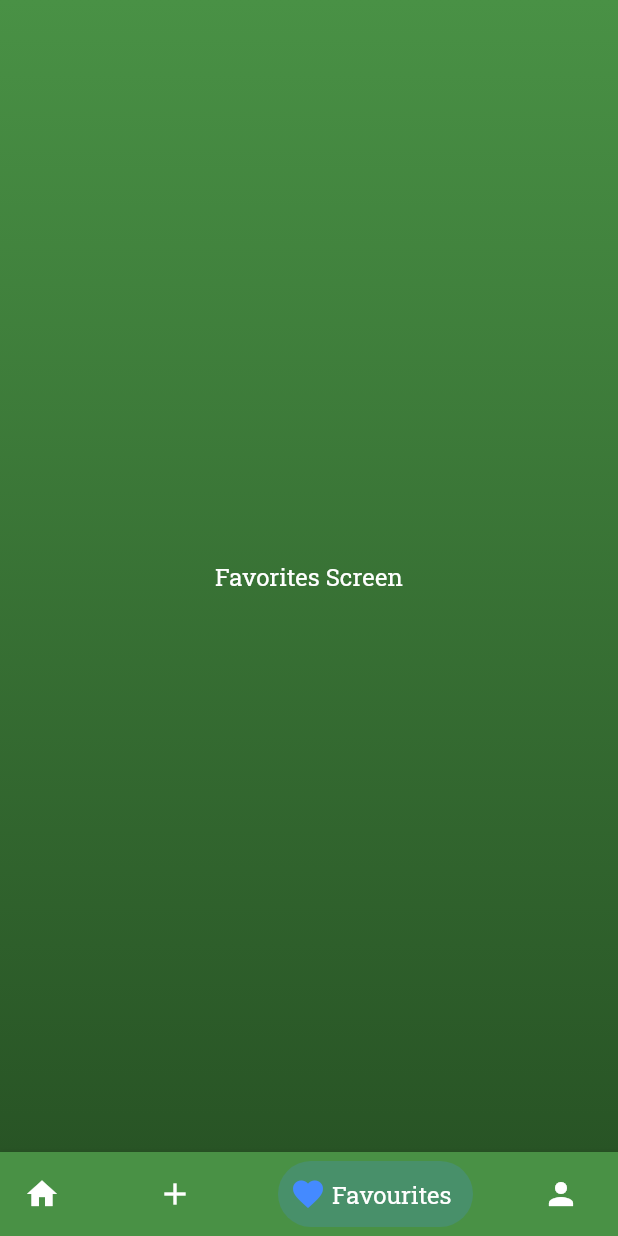
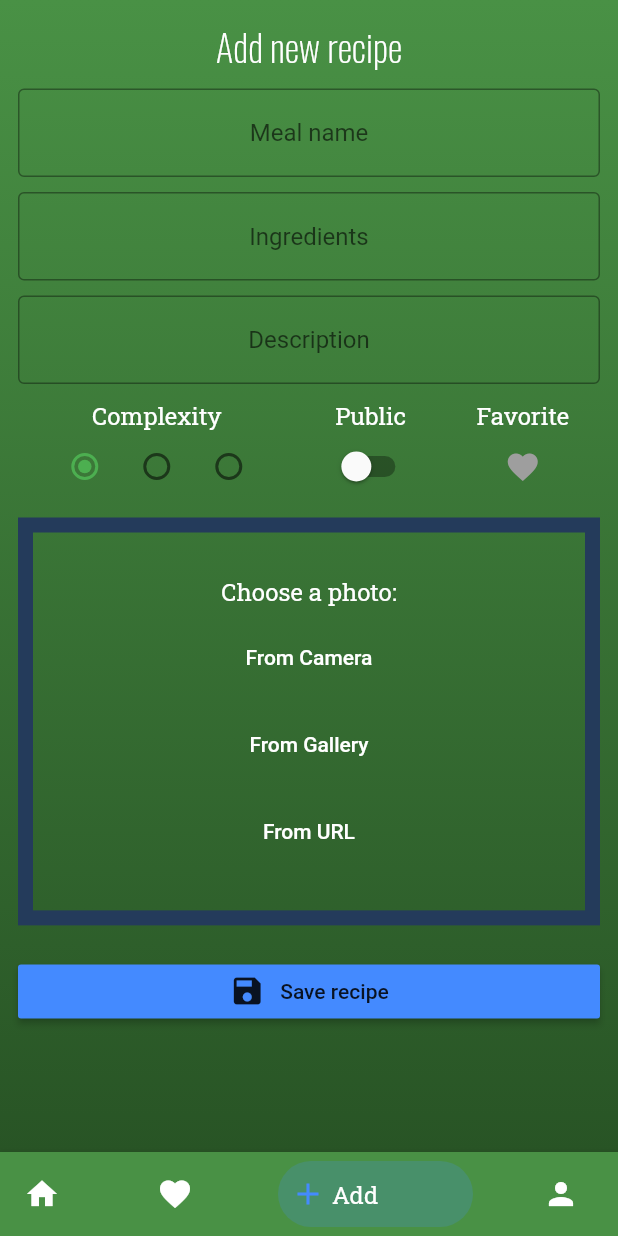
Before and after one commit to MarekRudzki/CookBook, a Flutter app: the MainScreen screen opened directly, swiped to page 3, on a phone screen of 412 x 824 dp. Run offline on Flutter 3.47's test engine with Material 2 defaults, Android fonts, the phone set to English and light mode, and no system bars; drawn by our look-alikes of bottom_navy_bar; our stand-ins replace animated_text_kit, cloud_firestore, firebase_auth, firebase_core, firebase_storage, google_fonts and 2 more; missing offline and left inert: day_night_switcher; accounts and stored records are empty.

Commit message:
Design add recipe screen

```diff
--- a/lib/main.dart
+++ b/lib/main.dart
@@ -1,4 +1,5 @@
 import 'package:cookbook/src/features/account/account_provider.dart';
+import 'package:cookbook/src/features/meals/meals_provider.dart';
 import 'package:cookbook/src/services/hive_services.dart';
 import 'package:flutter/material.dart';
 
@@ -20,11 +21,13 @@ void main() async {
     options: DefaultFirebaseOptions.currentPlatform,
   );
 //TODO add l10n
+//TODO add error handling for offline user with online functions
   runApp(
     MultiProvider(
       providers: [
         ListenableProvider<ThemeProvider>(create: (_) => ThemeProvider()),
         ListenableProvider<AccountProvider>(create: (_) => AccountProvider()),
+        ListenableProvider<MealsProvider>(create: (_) => MealsProvider()),
       ],
       child: Consumer<ThemeProvider>(
         builder: (context, theme, _) {
--- a/lib/src/core/constants.dart
+++ b/lib/src/core/constants.dart
@@ -1,7 +1,7 @@
 import 'package:flutter/material.dart';
 
 Color kLightBlue = const Color(0xFF243B5B);
-Color kDartBlue = const Color(0xFF152238);
+Color kDarkBlue = const Color(0xFF152238);
 Color kLightGreen = const Color.fromARGB(255, 73, 145, 69);
 Color kDarkGreen = const Color.fromARGB(255, 40, 84, 37);
 Color kInactiveNavyBar = const Color.fromARGB(255, 255, 255, 255);
--- a/lib/src/core/theme_provider.dart
+++ b/lib/src/core/theme_provider.dart
@@ -11,7 +11,11 @@ class ThemeProvider with ChangeNotifier {
     primaryColor: Colors.white,
     primaryColorDark: Colors.grey,
     errorColor: Colors.red,
+    backgroundColor: kLightBlue,
     highlightColor: kLightGreen,
+    textButtonTheme: TextButtonThemeData(
+      style: TextButton.styleFrom(backgroundColor: kLightBlue),
+    ),
     textTheme: TextTheme(
       bodyText1: const TextStyle(
         color: Colors.white,
@@ -91,7 +95,7 @@ class ThemeProvider with ChangeNotifier {
   List<Color> getGradient() {
     List<Color> gradientColors;
     if (isDark()) {
-      gradientColors = [kLightBlue, kDartBlue];
+      gradientColors = [kLightBlue, kDarkBlue];
     } else {
       gradientColors = [kLightGreen, kDarkGreen];
     }
--- a/lib/src/domain/models/meal_model.dart
+++ b/lib/src/domain/models/meal_model.dart
@@ -1,12 +1,27 @@
+enum Complexity {
+  simple,
+  challenging,
+  hard,
+}
+
 class MealModel {
   MealModel(
+    this.id,
     this.name,
     this.description,
+    this.ingredients,
     this.imageUrl,
-    this.ingredients,
+    this.mealAuthor,
+    this.isPublic,
+    this.complexity,
   );
+  final String id;
   final String name;
   final String description;
+
+  final String ingredients;
   final String imageUrl;
-  final String ingredients;
+  final String mealAuthor;
+  final String isPublic;
+  final Complexity complexity;
 }
--- a/lib/src/features/main_screen.dart
+++ b/lib/src/features/main_screen.dart
@@ -7,7 +7,7 @@ import 'package:provider/provider.dart';
 import '../core/constants.dart';
 import 'account/account_provider.dart';
 import 'account/screens/account_screen.dart';
-import 'meals/screens/add_item_screen.dart';
+import 'meals/screens/add_recipe_screen.dart';
 import 'meals/screens/favorites_screen.dart';
 import 'meals/screens/home_screen.dart';
 
@@ -80,8 +80,8 @@ class _MainScreenState extends State<MainScreen> {
               },
               children: const [
                 HomeScreen(),
-                AddItemScreen(),
                 FavoritesScreen(),
+                AddRecipeScreen(),
                 AccountScreen(),
               ],
             ),
@@ -101,18 +101,18 @@ class _MainScreenState extends State<MainScreen> {
                     inactiveColor: kInactiveNavyBar,
                   ),
                   BottomNavyBarItem(
-                    icon: const Icon(Icons.add),
+                    icon: const Icon(Icons.favorite),
                     title: Text(
-                      'Add',
+                      'Favourites',
                       style: Theme.of(context).textTheme.bodyText2,
                     ),
                     activeColor: Theme.of(context).highlightColor,
                     inactiveColor: kInactiveNavyBar,
                   ),
                   BottomNavyBarItem(
-                    icon: const Icon(Icons.favorite),
+                    icon: const Icon(Icons.add),
                     title: Text(
-                      'Favourites',
+                      'Add',
                       style: Theme.of(context).textTheme.bodyText2,
                     ),
                     activeColor: Theme.of(context).highlightColor,
--- /dev/null
+++ b/lib/src/features/meals/meals_provider.dart
@@ -0,0 +1,51 @@
+import 'dart:io';
+
+import 'package:cookbook/src/domain/models/meal_model.dart';
+import 'package:flutter/cupertino.dart';
+
+enum PhotoType { camera, gallery, url }
+
+class MealsProvider with ChangeNotifier {
+  //TODO for now its locally, use firestore
+  bool isFavorite = false;
+  bool isPublic = false;
+  PhotoType? selectedPhotoType;
+  File? imageFile;
+  Complexity complexity = Complexity.simple;
+  bool isLoading = false;
+
+  void toggleFavorite() {
+    isFavorite = !isFavorite;
+    notifyListeners();
+  }
+
+  void togglePublic({required bool switchPublic}) {
+    isPublic = switchPublic;
+    notifyListeners();
+  }
+
+  void setComplexity({required Complexity selectedComplexity}) {
+    complexity = selectedComplexity;
+    notifyListeners();
+  }
+
+  void changePhotoType(PhotoType photoType) {
+    selectedPhotoType = photoType;
+    notifyListeners();
+  }
+
+  void removeCurrentPhoto() {
+    selectedPhotoType = null;
+    notifyListeners();
+  }
+
+  void setImage(File image) {
+    imageFile = image;
+    notifyListeners();
+  }
+
+  void toggleLoading() {
+    isLoading = !isLoading;
+    notifyListeners();
+  }
+}
--- /dev/null
+++ b/lib/src/features/meals/screens/add_recipe_screen.dart
@@ -0,0 +1,144 @@
+import 'package:cookbook/src/features/common_widgets/error_handling.dart';
+import 'package:flutter/material.dart';
+
+import '../../../core/theme_provider.dart';
+import '../widgets/add_recipe_meal_characteristics.dart';
+import '../widgets/add_recipe_photo_picker.dart';
+import '../widgets/add_recipe_text_field.dart';
+
+class AddRecipeScreen extends StatefulWidget {
+  const AddRecipeScreen({super.key});
+
+  @override
+  State<AddRecipeScreen> createState() => _AddRecipeScreenState();
+}
+
+class _AddRecipeScreenState extends State<AddRecipeScreen> {
+  late final TextEditingController _mealNameController;
+  late final TextEditingController _descriptionController;
+  late final TextEditingController _ingredientsController;
+  late final TextEditingController _imageUrlController;
+
+  final ThemeProvider _themeProvider = ThemeProvider();
+  final ErrorHandling _errorHandling = ErrorHandling();
+
+  @override
+  void initState() {
+    super.initState();
+    _mealNameController = TextEditingController();
+    _ingredientsController = TextEditingController();
+    _descriptionController = TextEditingController();
+    _imageUrlController = TextEditingController();
+  }
+
+  @override
+  void dispose() {
+    _mealNameController.dispose();
+    _ingredientsController.dispose();
+    _descriptionController.dispose();
+    _imageUrlController.dispose();
+    super.dispose();
+  }
+
+  @override
+  Widget build(BuildContext context) {
+    return Scaffold(
+      body: Container(
+        height: double.infinity,
+        decoration: BoxDecoration(
+          gradient: LinearGradient(
+            colors: _themeProvider.getGradient(),
+            begin: Alignment.topCenter,
+            end: Alignment.bottomCenter,
+          ),
+        ),
+        child: Padding(
+          padding: const EdgeInsets.all(12.0),
+          child: SingleChildScrollView(
+            child: Column(
+              children: [
+                Text(
+                  'Add new recipe',
+                  style: Theme.of(context).textTheme.headline1!.copyWith(
+                        fontSize: 25,
+                      ),
+                ),
+                const SizedBox(
+                  height: 10,
+                ),
+                AddRecipeTextField(
+                  controller: _mealNameController,
+                  textInputAction: TextInputAction.next,
+                  hintText: 'Meal name',
+                ),
+                const SizedBox(
+                  height: 10,
+                ),
+                AddRecipeTextField(
+                  controller: _ingredientsController,
+                  hintText: 'Ingredients',
+                ),
+                const SizedBox(
+                  height: 10,
+                ),
+                AddRecipeTextField(
+                  controller: _descriptionController,
+                  hintText: 'Description',
+                ),
+                const SizedBox(
+                  height: 10,
+                ),
+                const MealCharacteristics(),
+                const SizedBox(
+                  height: 10,
+                ),
+                PhotoPicker(imageUrlController: _imageUrlController),
+                const SizedBox(
+                  height: 10,
+                ),
+                MaterialButton(
+                    color: Theme.of(context).highlightColor,
+                    child: Row(
+                      mainAxisAlignment: MainAxisAlignment.center,
+                      children: [
+                        const Icon(Icons.save),
+                        const SizedBox(
+                          width: 10,
+                        ),
+                        const Text('Save recipe'),
+                      ],
+                    ),
+                    onPressed: () async {
+                      _errorHandling.toggleRecipeLoadingSpinner(context);
+                      await Future.delayed(
+                        const Duration(seconds: 2),
+                      );
+                      FocusManager.instance.primaryFocus?.unfocus();
+                      _errorHandling.toggleRecipeLoadingSpinner(context);
+                    }),
+                const SizedBox(
+                  height: 25,
+                )
+              ],
+            ),
+          ),
+        ),
+      ),
+    );
+  }
+}
+
+
+
+
+
+ // int i = 1;
+
+                      // const LineSplitter ls = LineSplitter();
+                      // final List<String> trys =
+                      //     ls.convert(_descriptionController.text);
+                      // for (var element in trys) {
+                      //   element = '${i}) $element';
+                      //   i++;
+                      //   description.add(element);
+                      // }
--- a/lib/src/features/meals/screens/favorites_screen.dart
+++ b/lib/src/features/meals/screens/favorites_screen.dart
@@ -20,7 +20,7 @@ class FavoritesScreen extends StatelessWidget {
             ),
             child: const Center(
               child: Text(
-                'Favorites Screen',
+                'No favorites yet!',
                 style: TextStyle(
                   color: Colors.white,
                 ),
--- /dev/null
+++ b/lib/src/features/meals/widgets/add_recipe_meal_characteristics.dart
@@ -0,0 +1,100 @@
+import 'package:flutter/material.dart';
+import 'package:provider/provider.dart';
+
+import '../../../domain/models/meal_model.dart';
+import '../meals_provider.dart';
+
+class MealCharacteristics extends StatelessWidget {
+  const MealCharacteristics({
+    super.key,
+  });
+
+  @override
+  Widget build(BuildContext context) {
+    return Consumer<MealsProvider>(
+      builder: (context, meals, child) {
+        final Complexity complexity = meals.complexity;
+        return Row(
+          mainAxisAlignment: MainAxisAlignment.spaceAround,
+          children: [
+            Column(
+              children: [
+                Text(
+                  'Complexity',
+                  style: Theme.of(context).textTheme.bodyText2,
+                ),
+                Row(
+                  children: [
+                    Radio(
+                      value: Complexity.simple,
+                      groupValue: complexity,
+                      onChanged: (Complexity? complexity) {
+                        meals.setComplexity(
+                          selectedComplexity: complexity!,
+                        );
+                      },
+                      activeColor: Colors.green,
+                    ),
+                    Radio(
+                      value: Complexity.challenging,
+                      groupValue: complexity,
+                      onChanged: (Complexity? complexity) {
+                        meals.setComplexity(
+                          selectedComplexity: complexity!,
+                        );
+                      },
+                      activeColor: Colors.orange,
+                    ),
+                    Radio(
+                      value: Complexity.hard,
+                      groupValue: complexity,
+                      onChanged: (Complexity? complexity) {
+                        meals.setComplexity(
+                          selectedComplexity: complexity!,
+                        );
+                      },
+                      activeColor: Colors.red,
+                    ),
+                  ],
+                )
+              ],
+            ),
+            Column(
+              children: [
+                Text(
+                  'Public',
+                  style: Theme.of(context).textTheme.bodyText2,
+                ),
+                Switch(
+                  value: meals.isPublic,
+                  onChanged: (bool switchPublic) {
+                    meals.togglePublic(
+                      switchPublic: switchPublic,
+                    );
+                  },
+                )
+              ],
+            ),
+            Column(
+              children: [
+                Text(
+                  'Favorite',
+                  style: Theme.of(context).textTheme.bodyText2,
+                ),
+                IconButton(
+                  onPressed: () {
+                    meals.toggleFavorite();
+                  },
+                  icon: Icon(
+                    Icons.favorite,
+                    color: meals.isFavorite ? Colors.red : Colors.grey,
+                  ),
+                ),
+              ],
+            )
+          ],
+        );
+      },
+    );
+  }
+}
--- /dev/null
+++ b/lib/src/features/meals/widgets/add_recipe_photo_picker.dart
@@ -0,0 +1,220 @@
+import 'dart:io';
+
+import 'package:flutter/material.dart';
+import 'package:image_picker/image_picker.dart';
+import 'package:provider/provider.dart';
+
+import '../../../core/constants.dart';
+import '../meals_provider.dart';
+
+class PhotoPicker extends StatelessWidget {
+  const PhotoPicker({
+    super.key,
+    required TextEditingController imageUrlController,
+  }) : _imageUrlController = imageUrlController;
+
+  final TextEditingController _imageUrlController;
+
+  @override
+  Widget build(BuildContext context) {
+    return Consumer<MealsProvider>(
+      builder: (context, meals, _) {
+        return Column(
+          children: [
+            Container(
+              height: MediaQuery.of(context).size.height * 0.33,
+              width: double.infinity,
+              decoration: BoxDecoration(
+                border: Border.all(
+                  color: kLightBlue,
+                  width: 10,
+                ),
+              ),
+              child: meals.selectedPhotoType != null
+                  ? meals.selectedPhotoType == PhotoType.url
+                      ? FittedBox(
+                          child: Image.network(_imageUrlController.text),
+                          fit: BoxFit.fill,
+                        )
+                      : Image.file(meals.imageFile!)
+                  : Column(
+                      mainAxisAlignment: MainAxisAlignment.center,
+                      children: [
+                        Text(
+                          'Choose a photo:',
+                          style: Theme.of(context).textTheme.bodyText2,
+                        ),
+                        const SizedBox(height: 10),
+                        PhotoFromCamera(
+                          meals: meals,
+                        ),
+                        const SizedBox(height: 10),
+                        PhotoFromGallery(
+                          meals: meals,
+                        ),
+                        const SizedBox(height: 10),
+                        PhotoFromURL(
+                          imageUrlController: _imageUrlController,
+                          meals: meals,
+                        ),
+                      ],
+                    ),
+            ),
+            const SizedBox(
+              height: 10,
+            ),
+            if (meals.selectedPhotoType != null)
+              ElevatedButton(
+                onPressed: () {
+                  meals.removeCurrentPhoto();
+                  _imageUrlController.clear();
+                },
+                child: const Text('Pick other photo'),
+              )
+            else
+              const SizedBox.shrink()
+          ],
+        );
+      },
+    );
+  }
+}
+
+class PhotoFromCamera extends StatelessWidget {
+  const PhotoFromCamera({
+    super.key,
+    required this.meals,
+  });
+
+  final MealsProvider meals;
+
+  @override
+  Widget build(BuildContext context) {
+    return TextButton(
+      child: Text(
+        'From Camera',
+        style: TextStyle(color: Theme.of(context).primaryColor),
+      ),
+      onPressed: () async {
+        final imagePicker = ImagePicker();
+        final pickedFile = await imagePicker.pickImage(
+          source: ImageSource.camera,
+          maxHeight: 480,
+          maxWidth: 640,
+        );
+        if (pickedFile != null) {
+          meals.setImage(
+            File(pickedFile.path),
+          );
+          meals.changePhotoType(PhotoType.camera);
+        }
+      },
+    );
+  }
+}
+
+class PhotoFromGallery extends StatelessWidget {
+  const PhotoFromGallery({
+    super.key,
+    required this.meals,
+  });
+
+  final MealsProvider meals;
+
+  @override
+  Widget build(BuildContext context) {
+    return TextButton(
+      child: Text(
+        'From Gallery',
+        style: TextStyle(color: Theme.of(context).primaryColor),
+      ),
+      onPressed: () async {
+        final ImagePicker imagePicker = ImagePicker();
+        final pickedImage = await imagePicker.pickImage(
+          source: ImageSource.gallery,
+          maxHeight: 480,
+          maxWidth: 640,
+        );
+        if (pickedImage != null) {
+          meals.setImage(
+            File(pickedImage.path),
+          );
+          meals.changePhotoType(PhotoType.gallery);
+        }
+      },
+    );
+  }
+}
+
+class PhotoFromURL extends StatelessWidget {
+  const PhotoFromURL({
+    super.key,
+    required TextEditingController imageUrlController,
+    required this.meals,
+  }) : _imageUrlController = imageUrlController;
+
+  final TextEditingController _imageUrlController;
+  final MealsProvider meals;
+
+  @override
+  Widget build(BuildContext context) {
+    return TextButton(
+      child: Text(
+        'From URL',
+        style: TextStyle(color: Theme.of(context).primaryColor),
+      ),
+      onPressed: () {
+        showDialog(
+          context: context,
+          builder: (context) {
+            return Dialog(
+              backgroundColor: Theme.of(context).backgroundColor,
+              child: Padding(
+                padding: const EdgeInsets.all(12.0),
+                child: Column(
+                  mainAxisSize: MainAxisSize.min,
+                  children: [
+                    Column(
+                      children: [
+                        const Text('Please insert URL'),
+                        TextField(
+                          controller: _imageUrlController,
+                          textAlign: TextAlign.center,
+                        ),
+                        Row(
+                          mainAxisAlignment: MainAxisAlignment.spaceAround,
+                          children: [
+                            IconButton(
+                              onPressed: () {
+                                meals.changePhotoType(PhotoType.url);
+                                Navigator.of(context).pop();
+                              },
+                              icon: const Icon(
+                                Icons.done,
+                                color: Colors.green,
+                              ),
+                            ),
+                            IconButton(
+                              onPressed: () {
+                                Navigator.of(context).pop();
+                                _imageUrlController.clear();
+                              },
+                              icon: const Icon(
+                                Icons.close,
+                                color: Colors.red,
+                              ),
+                            ),
+                          ],
+                        )
+                      ],
+                    ),
+                  ],
+                ),
+              ),
+            );
+          },
+        );
+      },
+    );
+  }
+}
--- /dev/null
+++ b/lib/src/features/meals/widgets/add_recipe_text_field.dart
@@ -0,0 +1,30 @@
+import 'package:flutter/material.dart';
+
+class AddRecipeTextField extends StatelessWidget {
+  const AddRecipeTextField({
+    super.key,
+    required this.controller,
+    required this.hintText,
+    this.textInputAction = TextInputAction.newline,
+  });
+
+  final TextEditingController controller;
+  final String hintText;
+  final TextInputAction textInputAction;
+
+  @override
+  Widget build(BuildContext context) {
+    return TextField(
+      controller: controller,
+      textAlign: TextAlign.center,
+      keyboardType: TextInputType.multiline,
+      maxLines: null,
+      textInputAction: textInputAction,
+      decoration: InputDecoration(
+          border: OutlineInputBorder(
+            borderSide: BorderSide(color: Theme.of(context).primaryColorDark),
+          ),
+          hintText: hintText),
+    );
+  }
+}
--- a/lib/src/services/firebase/firestore.dart
+++ b/lib/src/services/firebase/firestore.dart
@@ -6,6 +6,7 @@ class Firestore {
   final Auth _auth = Auth();
   final FirebaseFirestore _firestore = FirebaseFirestore.instance;
 
+  //Firestore for user data storage
   Future<String> addUser(String username) async {
     final String? uid = _auth.uid;
     String errorText = '';
@@ -55,4 +56,7 @@ class Firestore {
     }
     return returnValue;
   }
+
+  //Firestore for meals data storage
+  //TODO add here
 }
--- a/pubspec.yaml
+++ b/pubspec.yaml
@@ -18,11 +18,13 @@ dependencies:
   firebase_auth: ^3.11.2
   firebase_core: ^1.24.0
   firebase_database: ^9.1.7
+  firebase_storage: ^10.3.11
   flutter:
     sdk: flutter
   google_fonts: ^3.0.1
   hive: ^2.2.3
   hive_flutter: ^1.1.0
+  image_picker: ^0.8.6
   provider: ^6.0.5
 
 
```
Also changed, not shown: lib/src/features/common_widgets/error_handling.dart (+22 -2 lines), lib/src/features/meals/screens/add_item_screen.dart (deleted, +0 -36 lines), lib/src/services/firebase/storage.dart (added, +18 -0 lines), pubspec.lock, 2 other files.
